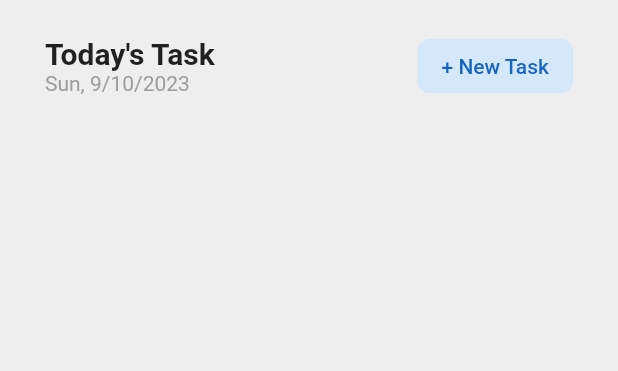
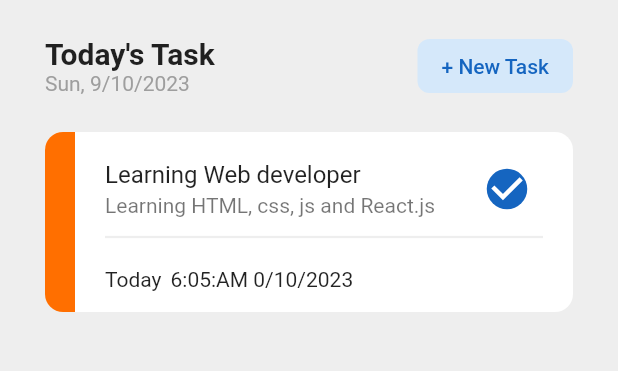
Before and after one commit to AbdullahiKhalif/Todo-App-Flutter, a Flutter app: the screen it shows after launch, on a phone screen of 412 x 824 dp, the part 84-455 px from its top. Run offline on Flutter 3.47's test engine with Material 2 defaults, Android fonts, the phone set to English and light mode, and no system bars; our stand-ins replace flutter_riverpod, gap.

Commit message:
End UI Design

```diff
--- a/lib/main.dart
+++ b/lib/main.dart
@@ -4,6 +4,7 @@ import 'package:flutter_riverpod/flutter_riverpod.dart';
 import 'package:gap/gap.dart';
 import 'package:intl/intl.dart';
 import 'package:todo_app/widgets/add_new_task.dart';
+import 'package:todo_app/widgets/card_list.dart';
 
 void main() {
   runApp(ProviderScope(
@@ -122,7 +123,13 @@ class MyApp extends StatelessWidget {
                     },
                   )
                 ],
-              )
+              ),
+              Gap(20),
+              ListView.builder(
+                itemCount: 1,
+                shrinkWrap: true,
+                itemBuilder: (context, index) => CardListWidget(),
+              ),
             ],
           ),
         ),
--- /dev/null
+++ b/lib/widgets/card_list.dart
@@ -0,0 +1,78 @@
+import 'package:flutter/material.dart';
+import 'package:flutter_riverpod/flutter_riverpod.dart';
+import 'package:gap/gap.dart';
+
+class CardListWidget extends ConsumerWidget {
+  const CardListWidget({super.key});
+
+  @override
+  Widget build(BuildContext context, WidgetRef ref) {
+    return Container(
+      width: double.infinity,
+      height: 120.0,
+      decoration: BoxDecoration(
+        borderRadius: BorderRadius.circular(12),
+        color: Colors.white,
+      ),
+      child: Row(
+        children: [
+          Container(
+            width: 20.0,
+            decoration: BoxDecoration(
+              color: Colors.amber.shade900,
+              borderRadius: BorderRadius.only(
+                topLeft: Radius.circular(12),
+                bottomLeft: Radius.circular(12),
+              ),
+            ),
+          ),
+          Expanded(
+              child: Padding(
+            padding: const EdgeInsets.symmetric(horizontal: 20.0),
+            child: Column(
+              mainAxisAlignment: MainAxisAlignment.center,
+              crossAxisAlignment: CrossAxisAlignment.start,
+              children: [
+                ListTile(
+                  contentPadding: EdgeInsets.zero,
+                  title: Text('Learning Web developer'),
+                  subtitle: Text('Learning HTML, css, js and React.js'),
+                  trailing: Transform.scale(
+                    scale: 1.5,
+                    child: Checkbox(
+                      activeColor: Colors.blue.shade800,
+                      shape: CircleBorder(),
+                      onChanged: (value) => {},
+                      value: true,
+                    ),
+                  ),
+                ),
+                Transform.translate(
+                  offset: Offset(0, -12),
+                  child: Container(
+                    child: Column(
+                      children: [
+                        Divider(
+                          thickness: 1.5,
+                          color: Colors.grey.shade200,
+                        ),
+                        Gap(12),
+                        Row(
+                          children: [
+                            const Text('Today'),
+                            Gap(6),
+                            const Text('6:05:AM 0/10/2023')
+                          ],
+                        ),
+                      ],
+                    ),
+                  ),
+                )
+              ],
+            ),
+          ))
+        ],
+      ),
+    );
+  }
+}
```
